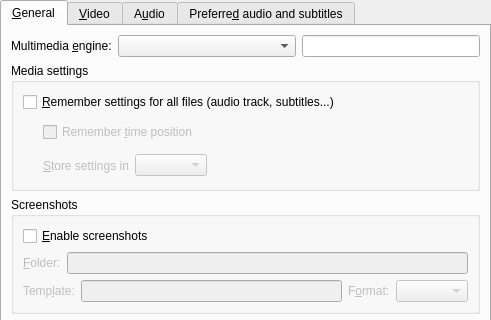
The window that src/prefgeneral.ui (smplayer-dev/smplayer) describes before a commit, drawn with Qt 5; both pictures show x 0 to 491 and y 0 to 320 of the 491 by 554 pixel window.
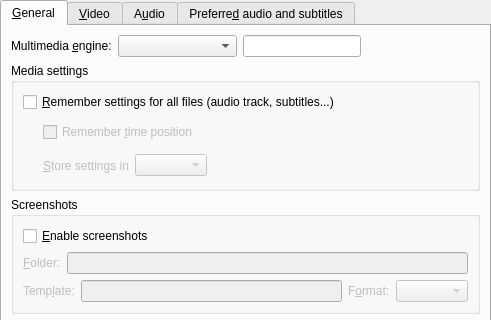
The same window after the commit. Custom widgets are drawn as their Qt base class.

Commit message: Adjust the size of a spacer

```diff
--- a/src/prefgeneral.ui
+++ b/src/prefgeneral.ui
@@ -55,6 +55,19 @@
          <item>
           <widget class="FileChooser" name="mplayerbin_edit"/>
          </item>
+         <item>
+          <spacer name="player_spacer">
+           <property name="orientation">
+            <enum>Qt::Horizontal</enum>
+           </property>
+           <property name="sizeHint" stdset="0">
+            <size>
+             <width>40</width>
+             <height>20</height>
+            </size>
+           </property>
+          </spacer>
+         </item>
         </layout>
        </item>
        <item>
```
The commit also changes 1 other file.
